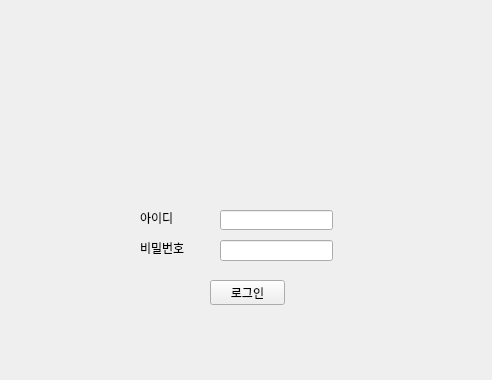
Old version of the form ui/login.ui in the repository gigeon/car_detection.
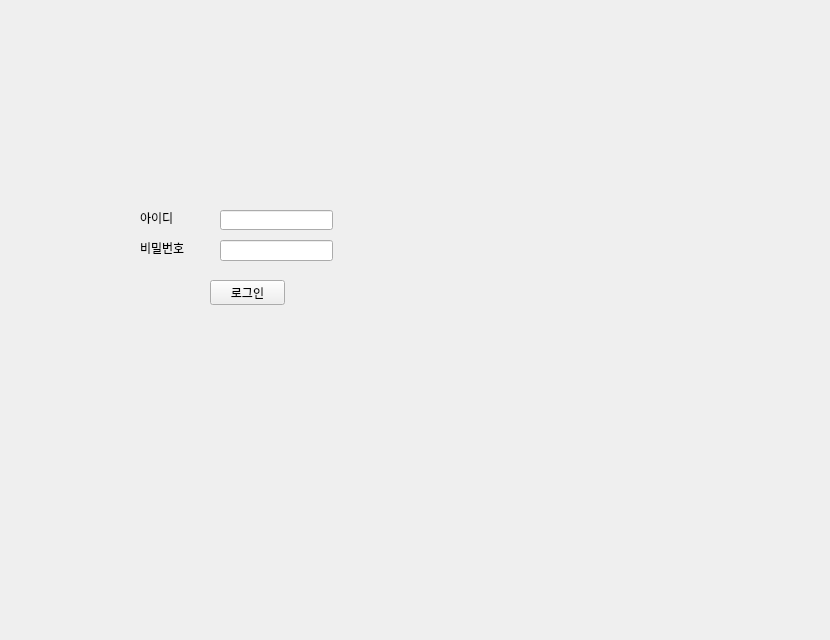
New version of the form.

Commit message: login, main ui 수정 중

```diff
--- a/ui/login.ui
+++ b/ui/login.ui
@@ -6,14 +6,14 @@
    <rect>
     <x>0</x>
     <y>0</y>
-    <width>492</width>
-    <height>380</height>
+    <width>830</width>
+    <height>640</height>
    </rect>
   </property>
   <property name="maximumSize">
    <size>
-    <width>492</width>
-    <height>380</height>
+    <width>830</width>
+    <height>640</height>
    </size>
   </property>
   <property name="windowTitle">
```
Left out of the diff: 4 changed lines with no effect on the pictures. The commit also changes 7 other files.
